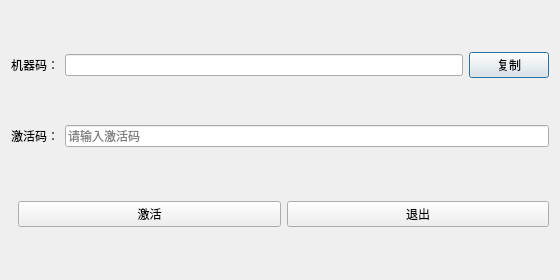
zzwking666/EdgeWidthDetection, file EdgeWidthDetection/ui/DlgLicense.ui: the form before one commit.
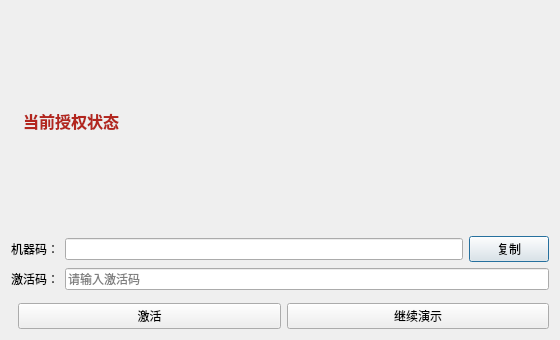
The form after the commit.

Commit message:
新增三期授权与到期演示模式
- 支持三个可配置授权节点及分级激活码
- 到期后保留调试图像，禁止生产、PLC 写入和剔废输出
- 增加时间回拨检测、授权记录防篡改及签发工具支持

Diff of the .ui file:
```diff
--- a/EdgeWidthDetection/ui/DlgLicense.ui
+++ b/EdgeWidthDetection/ui/DlgLicense.ui
@@ -7,13 +7,26 @@
     <x>0</x>
     <y>0</y>
     <width>560</width>
-    <height>280</height>
+    <height>340</height>
    </rect>
   </property>
   <property name="windowTitle">
    <string>授权激活</string>
   </property>
   <layout class="QVBoxLayout" name="verticalLayout">
+   <item>
+    <widget class="QLabel" name="label_status">
+     <property name="text">
+      <string>当前授权状态</string>
+     </property>
+     <property name="wordWrap">
+      <bool>true</bool>
+     </property>
+     <property name="styleSheet">
+      <string notr="true">QLabel{color:#B3261E;font-size:16px;font-weight:bold;padding:8px;}</string>
+     </property>
+    </widget>
+   </item>
    <item>
     <layout class="QHBoxLayout" name="horizontalLayoutMachineCode">
      <item>
@@ -83,7 +96,7 @@
      <item>
       <widget class="QPushButton" name="btn_exit">
        <property name="text">
-        <string>退出</string>
+        <string>继续演示</string>
        </property>
       </widget>
      </item>
```
The commit also changes 24 other files.
